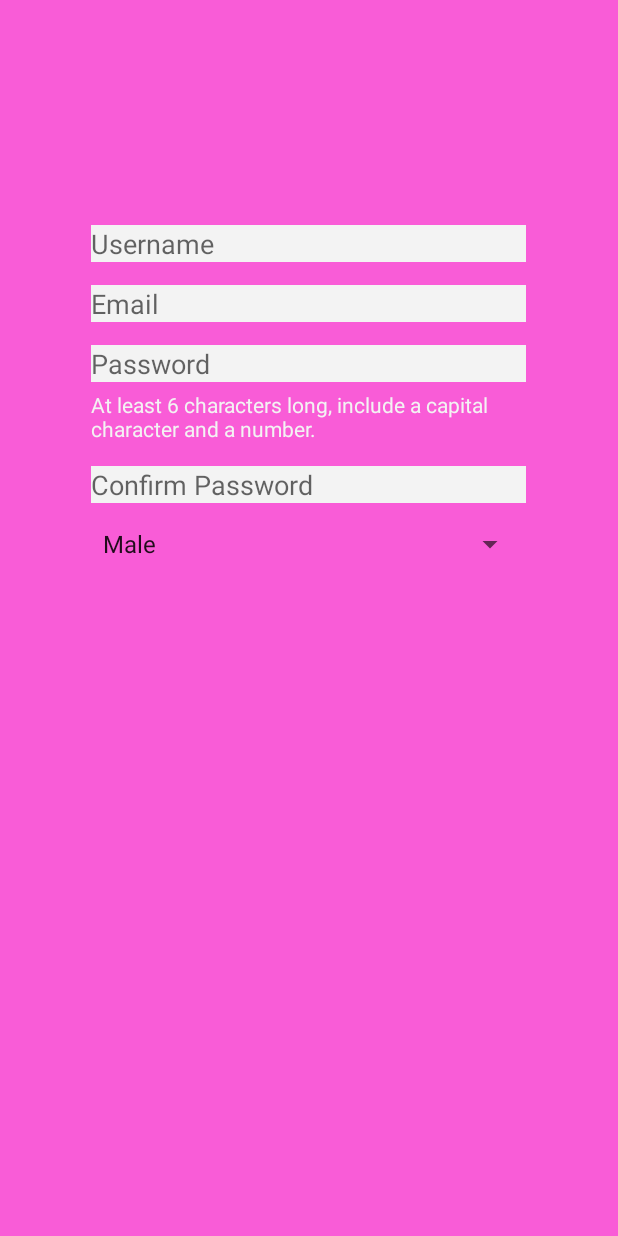
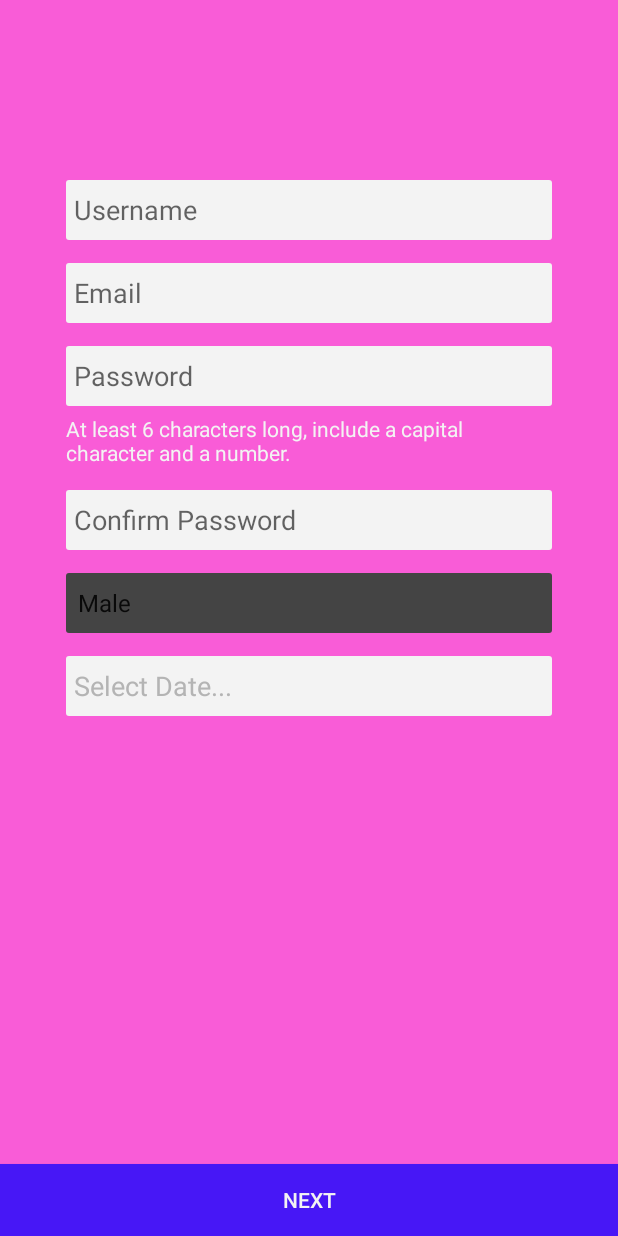
Before and after one commit to dinohossain/University, an Android app: the layout activity_third_sign_up_page.xml on its own in the app's theme, with its tools: preview values and no code run, on a phone screen of 412 x 824 dp. Run offline under Robolectric (Android 15) with nearby library versions, the phone set to English and light mode, and no system bars.

Commit message:
third page progress - NOT COMPLETE

```diff
--- a/app/src/main/AndroidManifest.xml
+++ b/app/src/main/AndroidManifest.xml
@@ -16,7 +16,7 @@
         android:roundIcon="@mipmap/ic_launcher_round"
         android:supportsRtl="true"
         android:theme="@style/AppTheme">
-        <activity android:name="com.dating.app.idateu.ThirdSignUpPage">
+        <activity android:name="com.dating.app.idateu.WelcomeView">
             <intent-filter>
                 <action android:name="android.intent.action.MAIN" />
 
--- a/app/src/main/java/com/dating/app/idateu/ThirdSignUpPage.java
+++ b/app/src/main/java/com/dating/app/idateu/ThirdSignUpPage.java
@@ -1,21 +1,55 @@
 package com.dating.app.idateu;
 
+import android.app.DatePickerDialog;
 import android.support.v7.app.AppCompatActivity;
 import android.os.Bundle;
+import android.view.View;
 import android.widget.ArrayAdapter;
+import android.widget.DatePicker;
+import android.widget.EditText;
 import android.widget.Spinner;
 
 import com.example.tasin.idateu.R;
 
 import java.util.ArrayList;
+import java.util.Calendar;
 
 public class ThirdSignUpPage extends AppCompatActivity {
+
+    EditText date;
+    DatePickerDialog datePickerDialog;
 
     @Override
     protected void onCreate(Bundle savedInstanceState) {
         super.onCreate(savedInstanceState);
         setContentView(R.layout.activity_third_sign_up_page);
 
+        date = (EditText) findViewById(R.id.date);
+
+        date.setOnClickListener(new View.OnClickListener() {
+            @Override
+            public void onClick(View v) {
+                // calender class's instance and get current date , month and year from calender
+                final Calendar c = Calendar.getInstance();
+                int mYear = c.get(Calendar.YEAR); // current year
+                int mMonth = c.get(Calendar.MONTH); // current month
+                int mDay = c.get(Calendar.DAY_OF_MONTH); // current day
+                // date picker dialog
+                datePickerDialog = new DatePickerDialog(ThirdSignUpPage.this,
+                        new DatePickerDialog.OnDateSetListener() {
+
+                            @Override
+                            public void onDateSet(DatePicker view, int year,
+                                                  int monthOfYear, int dayOfMonth) {
+                                // set day of month , month and year value in the edit text
+                                date.setText(dayOfMonth + "/"
+                                        + (monthOfYear + 1) + "/" + year);
+
+                            }
+                        }, mYear, mMonth, mDay);
+                datePickerDialog.show();
+            }
+        });
 
     }
-}
+    }
--- a/app/src/main/res/drawable/color_cursor.xml
+++ b/app/src/main/res/drawable/color_cursor.xml
@@ -3,9 +3,6 @@
 <shape xmlns:android="http://schemas.android.com/apk/res/android" >
     <size android:width="3dp"
         android:height="7dp"/>
-    <solid android:color="@color/white"  />
+    <solid android:color="@color/transparent_black"  />
 
-    <padding
-        android:top="-5sp"
-        android:bottom="-5sp"/>
 </shape>
--- /dev/null
+++ b/app/src/main/res/drawable/full_length_button.xml
@@ -0,0 +1,10 @@
+<?xml version="1.0" encoding="utf-8"?>
+
+<ripple xmlns:android="http://schemas.android.com/apk/res/android"
+    android:color="@color/transparent_grey">
+<item>
+    <shape  android:color="@color/colorPrimaryDark">
+        <solid android:color="@color/white"/>
+    </shape>
+</item>
+</ripple>
--- a/app/src/main/res/drawable/rounded_text_edit.xml
+++ /dev/null
@@ -1,12 +0,0 @@
-<?xml version="1.0" encoding="utf-8"?>
-<shape xmlns:android="http://schemas.android.com/apk/res/android" >
-    <stroke android:width="3dp"
-        android:color="#80FFFFFF" />
-
-    <corners android:radius="25dp" />
-
-    <gradient android:angle="270"
-        android:centerColor="#90150517"
-        android:endColor="#90150517"
-        android:startColor="#90150517" />
-</shape>
--- /dev/null
+++ b/app/src/main/res/drawable/text_edit_mod.xml
@@ -0,0 +1,9 @@
+<?xml version="1.0" encoding="utf-8"?>
+<shape xmlns:android="http://schemas.android.com/apk/res/android" >
+
+    <corners android:radius="2dp" />
+
+    <solid
+        android:color="@color/white"
+        />
+</shape>
--- /dev/null
+++ b/app/src/main/res/layout-land/activity_third_sign_up_page.xml
@@ -0,0 +1,116 @@
+<?xml version="1.0" encoding="utf-8"?>
+<ScrollView
+    android:layout_width="match_parent"
+    android:layout_height="match_parent"
+    xmlns:android="http://schemas.android.com/apk/res/android">
+    <LinearLayout
+        xmlns:app="http://schemas.android.com/apk/res-auto"
+        xmlns:tools="http://schemas.android.com/tools"
+        android:layout_width="match_parent"
+        android:layout_height="match_parent"
+        android:background="@color/pink"
+        android:gravity="center_horizontal"
+        android:orientation="vertical"
+        tools:context="com.dating.app.idateu.ThirdSignUpPage">
+
+        <EditText
+            android:id="@+id/usernameInput"
+            android:layout_width="match_parent"
+            android:layout_height="40dp"
+            android:layout_marginLeft="44dp"
+            android:layout_marginTop="120dp"
+            android:layout_marginRight="44dp"
+            android:paddingLeft="5dp"
+            android:textCursorDrawable="@drawable/color_cursor"
+            android:background="@drawable/text_edit_mod"
+            android:hint="Username" />
+
+        <EditText
+            android:id="@+id/emailInput"
+            android:layout_width="match_parent"
+            android:layout_height="40dp"
+            android:layout_marginLeft="44dp"
+            android:layout_marginTop="15dp"
+            android:layout_marginRight="44dp"
+            android:paddingLeft="5dp"
+            android:textCursorDrawable="@drawable/color_cursor"
+            android:background="@drawable/text_edit_mod"
+            android:hint="Email" />
+
+        <EditText
+            android:id="@+id/passwordInput"
+            android:layout_width="match_parent"
+            android:layout_height="40dp"
+            android:layout_marginLeft="44dp"
+            android:layout_marginTop="15dp"
+            android:layout_marginRight="44dp"
+            android:paddingLeft="5dp"
+            android:textCursorDrawable="@drawable/color_cursor"
+            android:background="@drawable/text_edit_mod"
+            android:hint="Password" />
+
+        <TextView
+            android:layout_width="match_parent"
+            android:layout_height="wrap_content"
+            android:layout_marginLeft="44dp"
+            android:layout_marginTop="5dp"
+            android:layout_marginRight="44dp"
+            android:text="@string/password_instruction"
+            android:textColor="@color/white" />
+
+        <EditText
+            android:id="@+id/passwordConfirmInput"
+            android:layout_width="match_parent"
+            android:layout_height="40dp"
+            android:layout_marginLeft="44dp"
+            android:layout_marginTop="15dp"
+            android:layout_marginRight="44dp"
+            android:paddingLeft="5dp"
+            android:background="@drawable/text_edit_mod"
+            android:hint="Confirm Password" />
+
+        <Spinner
+            android:id="@+id/gender_selection"
+            android:layout_width="match_parent"
+            android:layout_height="40dp"
+            android:layout_marginTop="15dp"
+            android:layout_marginLeft="44dp"
+            android:layout_marginRight="44dp"
+            android:entries="@array/gender_arrays"
+            android:background="@drawable/text_edit_mod"
+            android:backgroundTint="@color/transparent_black">
+        </Spinner>
+
+        <EditText
+            android:id="@+id/date"
+            android:layout_width="match_parent"
+            android:layout_height="40dp"
+            android:layout_centerHorizontal="true"
+            android:background="@drawable/text_edit_mod"
+            android:layout_marginLeft="44dp"
+            android:layout_marginRight="44dp"
+            android:paddingLeft="5dp"
+            android:textCursorDrawable="@drawable/color_cursor"
+            android:layout_marginBottom="15dp"
+            android:hint="Select Date..."
+            android:layout_marginTop="15dp"
+            android:textColorHint="@color/transparent_grey"/>
+
+        <RelativeLayout
+            android:layout_width="wrap_content"
+            android:layout_height="wrap_content">
+
+            <Button
+                android:id="@+id/third_page_next_button"
+                android:layout_width="match_parent"
+                android:layout_height="wrap_content"
+                android:layout_alignParentBottom="true"
+                android:text="NEXT"
+                android:background="@drawable/full_length_button"
+                android:backgroundTint="@color/purple"/>
+
+        </RelativeLayout>
+
+        </LinearLayout>
+
+</ScrollView>
--- a/app/src/main/res/layout-land/activity_welcome_view.xml
+++ b/app/src/main/res/layout-land/activity_welcome_view.xml
@@ -4,7 +4,6 @@
     android:layout_height="match_parent"
     xmlns:android="http://schemas.android.com/apk/res/android">
 <RelativeLayout
-    xmlns:android="http://schemas.android.com/apk/res/android"
     xmlns:app="http://schemas.android.com/apk/res-auto"
     xmlns:tools="http://schemas.android.com/tools"
     android:layout_width="match_parent"
@@ -53,8 +52,8 @@
         android:layout_alignParentTop="true"
         android:layout_centerHorizontal="true"
         android:layout_marginTop="292dp"
-        android:background="@drawable/rounded_text_edit"
-        android:paddingLeft="20dp"
+        android:background="@drawable/text_edit_mod"
+        android:paddingLeft="5dp"
         android:hint="@string/username_hint"
         android:textColorHint="@color/transparent_grey"
         android:layout_marginLeft="5dp"
@@ -73,8 +72,8 @@
         android:layout_marginTop="342dp"
         android:layout_marginLeft="5dp"
         android:layout_marginRight="5dp"
-        android:background="@drawable/rounded_text_edit"
-        android:paddingLeft="20dp"
+        android:background="@drawable/text_edit_mod"
+        android:paddingLeft="5dp"
         android:hint="@string/password_hint"
         android:textColorHint="@color/transparent_grey"
         android:textSize="28sp"
--- a/app/src/main/res/layout/activity_third_sign_up_page.xml
+++ b/app/src/main/res/layout/activity_third_sign_up_page.xml
@@ -5,55 +5,107 @@
     android:layout_width="match_parent"
     android:layout_height="match_parent"
     android:background="@color/pink"
+    android:gravity="center_horizontal"
     android:orientation="vertical"
-    android:gravity="center_horizontal"
     tools:context="com.dating.app.idateu.ThirdSignUpPage">
 
     <EditText
         android:id="@+id/usernameInput"
-        android:layout_width="290dp"
-        android:layout_height="wrap_content"
-        android:layout_marginTop="150dp"
-        android:background="@color/white"
-        android:hint="Username"/>
+        android:layout_width="match_parent"
+        android:layout_height="40dp"
+        android:layout_marginLeft="44dp"
+        android:layout_marginTop="120dp"
+        android:layout_marginRight="44dp"
+        android:textCursorDrawable="@drawable/color_cursor"
+        android:paddingLeft="5dp"
+        android:background="@drawable/text_edit_mod"
+        android:hint="Username" />
 
     <EditText
         android:id="@+id/emailInput"
-        android:layout_width="290dp"
-        android:layout_height="wrap_content"
+        android:layout_width="match_parent"
+        android:layout_height="40dp"
+        android:layout_marginLeft="44dp"
         android:layout_marginTop="15dp"
-        android:background="@color/white"
-        android:hint="Email"/>
+        android:layout_marginRight="44dp"
+        android:textCursorDrawable="@drawable/color_cursor"
+        android:paddingLeft="5dp"
+        android:background="@drawable/text_edit_mod"
+        android:hint="Email" />
 
     <EditText
         android:id="@+id/passwordInput"
-        android:layout_width="290dp"
-        android:layout_height="wrap_content"
+        android:layout_width="match_parent"
+        android:layout_height="40dp"
+        android:layout_marginLeft="44dp"
         android:layout_marginTop="15dp"
-        android:background="@color/white"
-        android:hint="Password"/>
+        android:layout_marginRight="44dp"
+        android:textCursorDrawable="@drawable/color_cursor"
+        android:paddingLeft="5dp"
+        android:background="@drawable/text_edit_mod"
+        android:hint="Password" />
 
     <TextView
-        android:layout_width="290dp"
+        android:layout_width="match_parent"
         android:layout_height="wrap_content"
-        android:textColor="@color/white"
+        android:layout_marginLeft="44dp"
         android:layout_marginTop="5dp"
-        android:text="@string/password_instruction"/>
+        android:layout_marginRight="44dp"
+        android:text="@string/password_instruction"
+        android:textColor="@color/white" />
 
     <EditText
         android:id="@+id/passwordConfirmInput"
-        android:layout_width="290dp"
-        android:layout_height="wrap_content"
+        android:layout_width="match_parent"
+        android:layout_height="40dp"
+        android:layout_marginLeft="44dp"
         android:layout_marginTop="15dp"
-        android:background="@color/white"
-        android:hint="Confirm Password"/>
+        android:layout_marginRight="44dp"
+        android:textCursorDrawable="@drawable/color_cursor"
+        android:paddingLeft="5dp"
+        android:background="@drawable/text_edit_mod"
+        android:hint="Confirm Password" />
 
     <Spinner
         android:id="@+id/gender_selection"
-        android:layout_width="290dp"
-        android:layout_height="wrap_content"
+        android:layout_width="match_parent"
+        android:layout_height="40dp"
         android:layout_marginTop="15dp"
-        android:entries="@array/gender_arrays">
+        android:layout_marginLeft="44dp"
+        android:layout_marginRight="44dp"
+        android:entries="@array/gender_arrays"
+        android:background="@drawable/text_edit_mod"
+        android:backgroundTint="@color/transparent_black">
     </Spinner>
 
+    <EditText
+        android:id="@+id/date"
+        android:layout_width="match_parent"
+        android:layout_height="40dp"
+        android:layout_centerHorizontal="true"
+        android:background="@drawable/text_edit_mod"
+        android:layout_marginLeft="44dp"
+        android:layout_marginRight="44dp"
+        android:paddingLeft="5dp"
+        android:hint="Select Date..."
+        android:textCursorDrawable="@drawable/color_cursor"
+        android:layout_marginTop="15dp"
+        android:textColorHint="@color/transparent_grey"/>
+
+    <RelativeLayout
+        android:layout_width="wrap_content"
+        android:layout_height="wrap_content">
+
+        <Button
+            android:id="@+id/third_page_next_button"
+            android:layout_width="match_parent"
+            android:layout_height="wrap_content"
+            android:layout_alignParentBottom="true"
+            android:text="NEXT"
+            android:background="@drawable/full_length_button"
+            android:backgroundTint="@color/purple"
+            android:textColor="@color/white"/>
+
+    </RelativeLayout>
+
 </LinearLayout>
--- a/app/src/main/res/layout/activity_welcome_view.xml
+++ b/app/src/main/res/layout/activity_welcome_view.xml
@@ -49,9 +49,9 @@
         android:layout_alignParentTop="true"
         android:layout_centerHorizontal="true"
         android:layout_marginTop="292dp"
-        android:background="@drawable/rounded_text_edit"
+        android:background="@drawable/text_edit_mod"
         android:ems="10"
-        android:paddingLeft="20dp"
+        android:paddingLeft="5dp"
         android:hint="@string/username_hint"
         android:textColorHint="@color/transparent_grey"
         android:textSize="28sp"
@@ -66,9 +66,9 @@
         android:layout_alignParentTop="true"
         android:layout_centerHorizontal="true"
         android:layout_marginTop="342dp"
-        android:background="@drawable/rounded_text_edit"
+        android:background="@drawable/text_edit_mod"
         android:ems="10"
-        android:paddingLeft="20dp"
+        android:paddingLeft="5dp"
         android:hint="@string/password_hint"
         android:textColorHint="@color/transparent_grey"
         android:textSize="28sp"
--- a/app/src/main/res/values/strings.xml
+++ b/app/src/main/res/values/strings.xml
@@ -4,7 +4,6 @@
 
     <string name="username_hint"><font size="22">Username</font></string>
     <string name="password_hint"><font size="22">Password</font></string>
-    <string name="title_activity_map_design">Map</string>
 
     <string name="password_instruction">At least 6 characters long,
         include a capital character and a number.</string>
```
